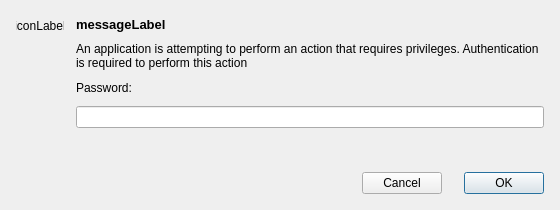
PunkerGhoul/Ripper, file nix/modules/services/lxqt-policykit/policykitagentgui.ui: the form before one commit.
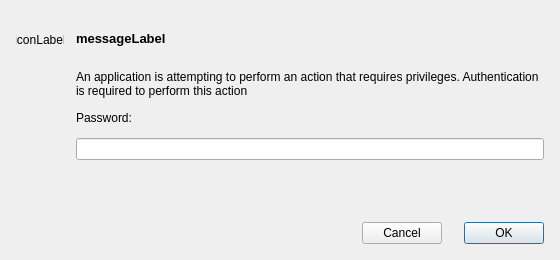
The form after the commit.

Diff of the .ui file:
```diff
--- a/nix/modules/services/lxqt-policykit/policykitagentgui.ui
+++ b/nix/modules/services/lxqt-policykit/policykitagentgui.ui
@@ -10,7 +10,7 @@
     <x>0</x>
     <y>0</y>
     <width>560</width>
-    <height>210</height>
+    <height>260</height>
    </rect>
   </property>
   <layout class="QGridLayout" name="gridLayout">
@@ -65,6 +65,12 @@
      <property name="wordWrap">
       <bool>true</bool>
      </property>
+    <property name="minimumSize">
+     <size>
+      <width>0</width>
+      <height>44</height>
+     </size>
+    </property>
      <property name="font">
       <font>
        <bold>true</bold>
@@ -108,7 +114,7 @@
       <property name="minimumSize">
        <size>
         <width>0</width>
-        <height>24</height>
+        <height>42</height>
        </size>
       </property>
       <property name="wordWrap">
```
